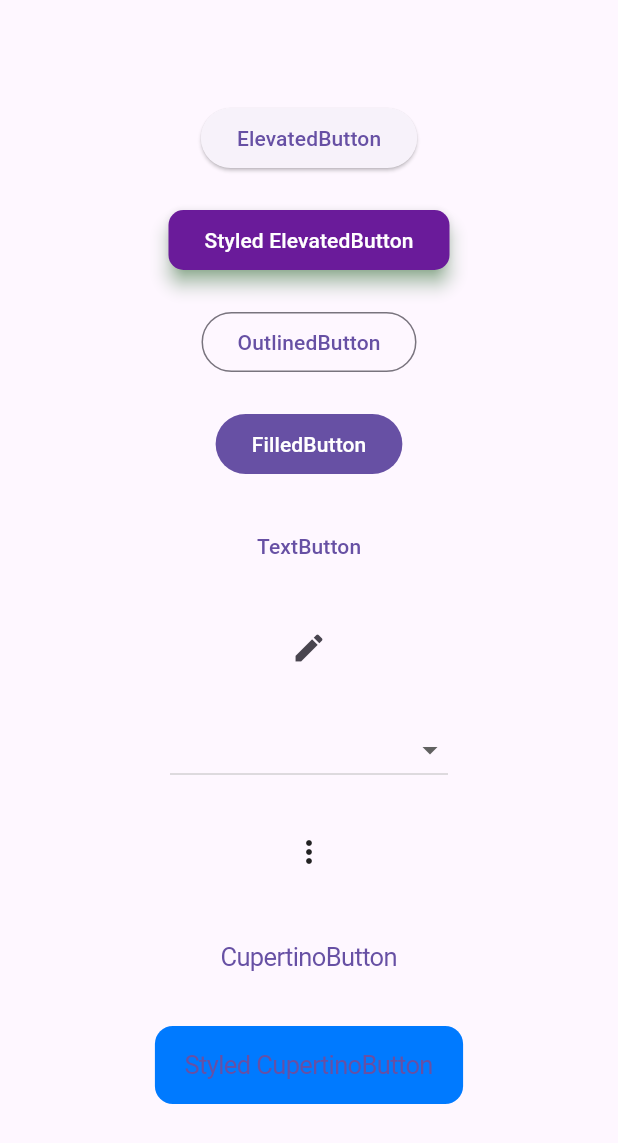
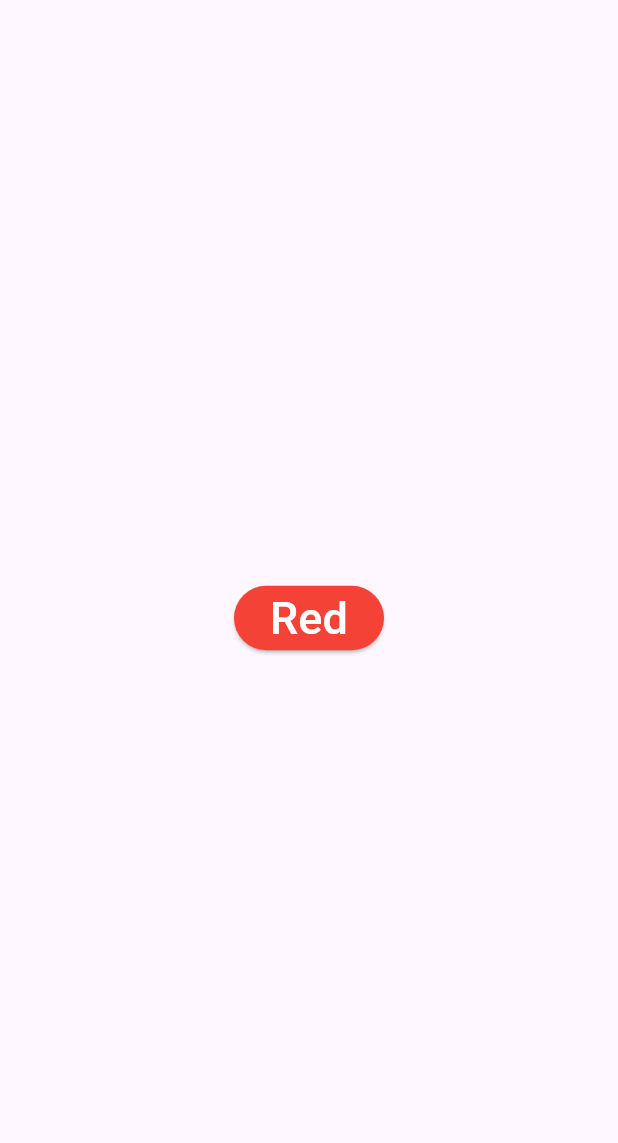
Before and after one commit to mohamedmahmoud95/Flutter-course--Sep-2024, a Flutter app: the screen it shows after launch, on a phone screen of 412 x 824 dp. Shown: the top 1143 px of the screen. Run offline on Flutter 3.47's test engine with Material 3 defaults, Android fonts, the light colour scheme and no system bars.

Commit message:
added a simple buttonPressEvent demo

```diff
--- /dev/null
+++ b/lib/0_simple_button_demo.dart
@@ -0,0 +1,62 @@
+import 'package:flutter/material.dart';
+
+class SimpleButtonDemo extends StatefulWidget {
+  const SimpleButtonDemo({super.key});
+
+  @override
+  State<SimpleButtonDemo> createState() => _SimpleButtonDemoState();
+}
+
+class _SimpleButtonDemoState extends State<SimpleButtonDemo> {
+  bool isPressed = false;
+  Color buttonColor = Colors.red ;
+  String buttonText = "Red" ;
+
+  @override
+  Widget build(BuildContext context) {
+    return Scaffold(
+      body: Center(
+        child:
+
+        //simpleElevatedButton(),
+          changingColorButton(),
+      ),
+    );
+  }
+
+  Widget simpleElevatedButton() {
+    return ElevatedButton(
+      onPressed: () {
+        debugPrint("Button pressed");
+      },
+      child: const Text(
+        "Press me",
+        style: TextStyle(fontSize: 30),
+      ),
+    );
+  }
+
+
+  Widget changingColorButton(){
+
+
+    return ElevatedButton(
+      onPressed: () {
+        debugPrint("Button pressed");
+        setState(() {
+          isPressed = !isPressed;
+           buttonColor = isPressed?  Colors.green : Colors.red ;
+           buttonText = isPressed? "Green":"Red" ;
+        });
+      },
+      style: ElevatedButton.styleFrom(
+        backgroundColor: buttonColor,
+        foregroundColor: Colors.white,
+      ),
+      child: Text(
+        buttonText,
+        style: const TextStyle(fontSize: 30),
+      ),
+    );
+  }
+}
--- a/lib/buttons.dart
+++ b/lib/1_types_of_buttons.dart
@@ -21,14 +21,14 @@
 import 'package:flutter/cupertino.dart';
 import 'package:flutter/material.dart';
 
-class ButtonsDemo extends StatefulWidget {
-  const ButtonsDemo({super.key});
+class TypesOfButtonsDemo extends StatefulWidget {
+  const TypesOfButtonsDemo({super.key});
 
   @override
-  State<ButtonsDemo> createState() => _ButtonsDemoState();
+  State<TypesOfButtonsDemo> createState() => _TypesOfButtonsDemoState();
 }
 
-class _ButtonsDemoState extends State<ButtonsDemo> {
+class _TypesOfButtonsDemoState extends State<TypesOfButtonsDemo> {
   @override
   Widget build(BuildContext context) {
     return Scaffold(
--- a/lib/main.dart
+++ b/lib/main.dart
@@ -1,7 +1,8 @@
 import 'package:flutter/cupertino.dart';
 import 'package:flutter/material.dart';
 
-import 'buttons.dart';
+import '0_simple_button_demo.dart';
+import '1_types_of_buttons.dart';
 
 void main() {
   runApp(MyApp());
@@ -21,17 +22,9 @@ class _MyAppState extends State<MyApp> {
 
       debugShowCheckedModeBanner: false,
       home:
-      ButtonsDemo(),
-      // Scaffold(
-      //   body: Center(
-      //     child:
-      //     CupertinoButton(onPressed: (){}, color: Colors.blue,
-      //     pressedOpacity: 0.9,
-      //     disabledColor: Colors.grey,
-      //       padding: EdgeInsets.symmetric(horizontal: 20, vertical: 10), child: Text("press me"),
-      //     ),
-      //   ),
-      // ),
+      SimpleButtonDemo(),
+      //TypesOfButtonsDemo(),
+
     );
   }
 }
```
